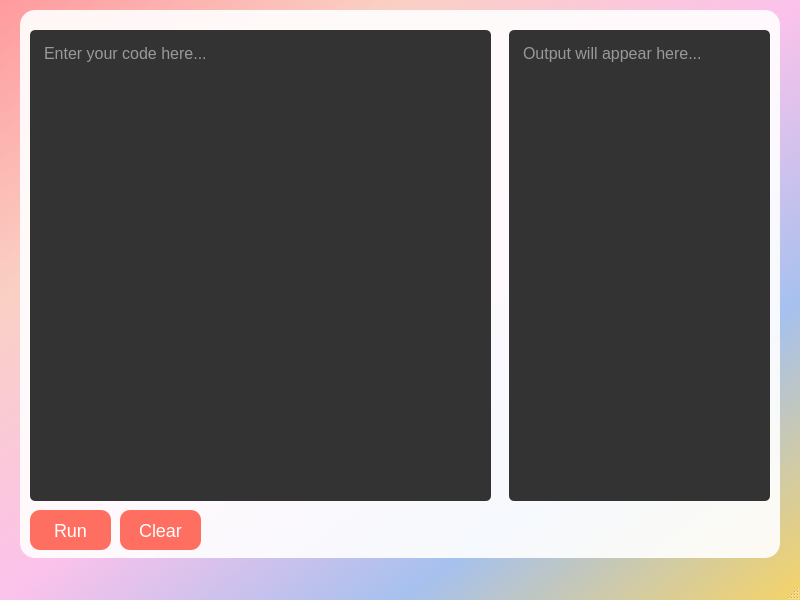
Qt form compiler-starter-project/components/main_language.ui (puskr99/plc-language) before a commit.
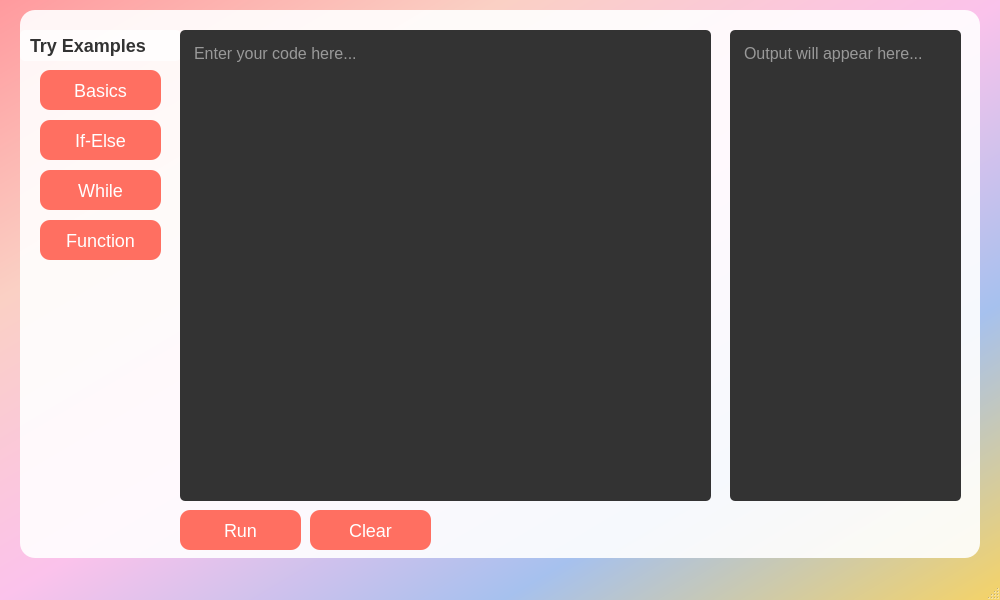
The same form after that commit.

The edit to the form file:
```diff
--- a/compiler-starter-project/components/main_language.ui
+++ b/compiler-starter-project/components/main_language.ui
@@ -6,7 +6,7 @@
    <rect>
     <x>0</x>
     <y>0</y>
-    <width>800</width>
+    <width>1000</width>
     <height>600</height>
    </rect>
   </property>
@@ -44,15 +44,115 @@
   padding: 10px;
   border-radius: 5px;
 }
+
+QLabel {
+  background-color: rgba(255, 255, 255, 0.7);
+  color: #333;
+  font-size: 18px;
+  font-weight: bold;
+  padding: 5px;
+  border-radius: 5px;
+}
    </string>
   </property>
   <widget class="QWidget" name="centralwidget">
+   <widget class="QLabel" name="examples_label">
+    <property name="geometry">
+     <rect>
+      <x>20</x>
+      <y>30</y>
+      <width>161</width>
+      <height>31</height>
+     </rect>
+    </property>
+    <property name="text">
+     <string>Try Examples</string>
+    </property>
+   </widget>
+   <widget class="QPushButton" name="basic_ex_button">
+    <property name="geometry">
+     <rect>
+      <x>40</x>
+      <y>70</y>
+      <width>121</width>
+      <height>40</height>
+     </rect>
+    </property>
+    <property name="text">
+     <string>Basics</string>
+    </property>
+   </widget>
+   <widget class="QPushButton" name="if_else_button">
+    <property name="geometry">
+     <rect>
+      <x>40</x>
+      <y>120</y>
+      <width>121</width>
+      <height>40</height>
+     </rect>
+    </property>
+    <property name="text">
+     <string>If-Else</string>
+    </property>
+   </widget>
+   <widget class="QPushButton" name="while_button">
+    <property name="geometry">
+     <rect>
+      <x>40</x>
+      <y>170</y>
+      <width>121</width>
+      <height>40</height>
+     </rect>
+    </property>
+    <property name="text">
+     <string>While</string>
+    </property>
+   </widget>
+   <widget class="QPushButton" name="function_button">
+    <property name="geometry">
+     <rect>
+      <x>40</x>
+      <y>220</y>
+      <width>121</width>
+      <height>40</height>
+     </rect>
+    </property>
+    <property name="text">
+     <string>Function</string>
+    </property>
+   </widget>
+   <widget class="QPushButton" name="run_button">
+    <property name="geometry">
+     <rect>
+      <x>180</x>
+      <y>510</y>
+      <width>121</width>
+      <height>40</height>
+     </rect>
+    </property>
+    <property name="text">
+     <string>Run</string>
+    </property>
+   </widget>
+   <widget class="QPushButton" name="clear_button">
+    <property name="geometry">
+     <rect>
+      <x>310</x>
+      <y>510</y>
+      <width>121</width>
+      <height>40</height>
+     </rect>
+    </property>
+    <property name="text">
+     <string>Clear</string>
+    </property>
+   </widget>
    <widget class="QTextEdit" name="code_input">
     <property name="geometry">
      <rect>
-      <x>30</x>
+      <x>180</x>
       <y>30</y>
-      <width>461</width>
+      <width>531</width>
       <height>471</height>
      </rect>
     </property>
@@ -63,9 +163,9 @@
    <widget class="QTextEdit" name="output_console">
     <property name="geometry">
      <rect>
-      <x>509</x>
+      <x>730</x>
       <y>30</y>
-      <width>261</width>
+      <width>231</width>
       <height>471</height>
      </rect>
     </property>
@@ -76,32 +176,6 @@
      <string>Output will appear here...</string>
     </property>
    </widget>
-   <widget class="QPushButton" name="run_button">
-    <property name="geometry">
-     <rect>
-      <x>30</x>
-      <y>510</y>
-      <width>81</width>
-      <height>40</height>
-     </rect>
-    </property>
-    <property name="text">
-     <string>Run</string>
-    </property>
-   </widget>
-   <widget class="QPushButton" name="clear_button">
-    <property name="geometry">
-     <rect>
-      <x>120</x>
-      <y>510</y>
-      <width>81</width>
-      <height>40</height>
-     </rect>
-    </property>
-    <property name="text">
-     <string>Clear</string>
-    </property>
-   </widget>
   </widget>
   <widget class="QMenuBar" name="menubar">
    <property name="geometry">
```
Left out of the diff: 2 changed lines with no effect on the pictures.
